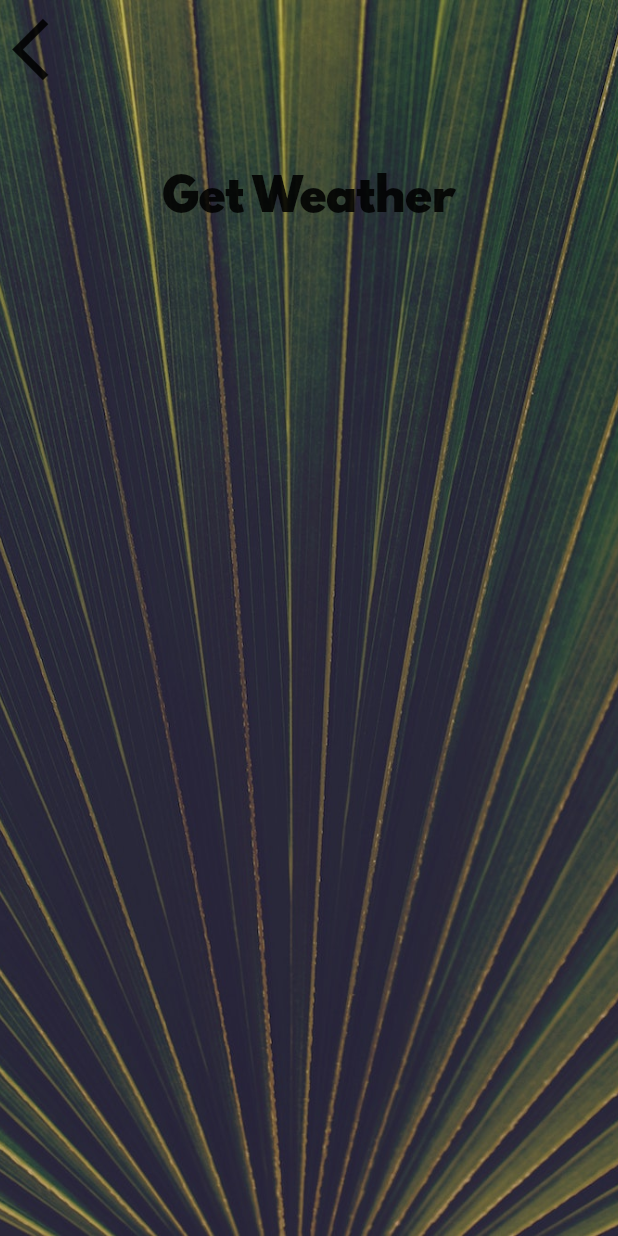
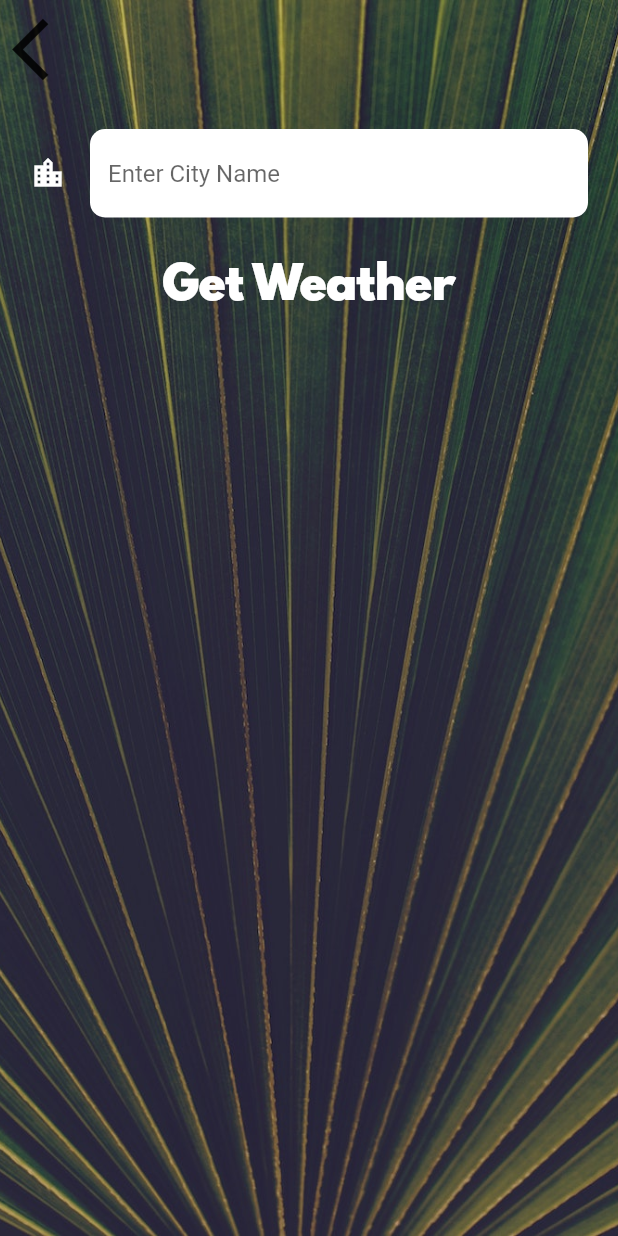
Before and after one commit to a-tiny-developer/weather_app_flutter, a Flutter app: the screen it shows after launch, after a tap on the "location city" icon, on a phone screen of 412 x 824 dp. Run offline on Flutter 3.47's test engine with Material 2 defaults, Android fonts, the phone set to English and light mode, and no system bars; our stand-ins replace flutter_spinkit, geolocator; network calls fail; statements that could not run were skipped.

Commit message:
getCityWeather and finished city_screen

```diff
--- a/lib/screens/city_screen.dart
+++ b/lib/screens/city_screen.dart
@@ -1,3 +1,4 @@
+import 'package:clima_flutter/services/location.dart';
 import 'package:clima_flutter/theme/app_theme.dart';
 import 'package:flutter/material.dart';
 
@@ -9,6 +10,7 @@ class CityScreen extends StatefulWidget {
 }
 
 class _CityScreenState extends State<CityScreen> {
+  var city = '';
   @override
   Widget build(BuildContext context) {
     return Scaffold(
@@ -35,10 +37,21 @@ class _CityScreenState extends State<CityScreen> {
               ),
               Container(
                 padding: const EdgeInsets.all(20),
-                child: null,
+                child: TextField(
+                  decoration: const InputDecoration(
+                    icon: Icon(Icons.location_city),
+                    hintText: 'Enter City Name',
+                  ),
+                  onChanged: (value) {
+                    city = value;
+                  },
+                ),
               ),
               GestureDetector(
-                onTap: () {},
+                onTap: () {
+                  Navigator.pop(context);
+                  Location.updateCurrentWeather(city);
+                },
                 child: const Text(
                   'Get Weather',
                   style: AppTheme.buttonTextStyle,
--- a/lib/screens/location_screen.dart
+++ b/lib/screens/location_screen.dart
@@ -106,7 +106,7 @@ class _LocationScreenState extends State<LocationScreen> {
                         Padding(
                           padding: const EdgeInsets.only(right: 15),
                           child: Text(
-                            "$weatherMessage. $city",
+                            "$weatherMessage.\n$city",
                             textAlign: TextAlign.right,
                             style: AppTheme.messageTextStyle,
                           ),
--- a/lib/services/location.dart
+++ b/lib/services/location.dart
@@ -1,5 +1,4 @@
 import 'dart:async';
-import 'dart:io';
 
 import 'package:geolocator/geolocator.dart';
 import 'package:clima_flutter/services/services.dart';
@@ -11,7 +10,7 @@ class Location {
 
   static final currentWeatherController =
       StreamController<CurrentWeather?>.broadcast();
-  static final currentWeatherSream = currentWeatherController.stream;
+  static final currentWeatherSgream = currentWeatherController.stream;
 
   static Future<Position> _getCurrentPosition() async {
     final Position position = await Geolocator.getCurrentPosition(
@@ -21,7 +20,7 @@ class Location {
   }
 
   static Future<CurrentWeather> getCurrentWeather() async {
-    final pos = await _getCurrentPosition();
+    final Position pos = await _getCurrentPosition();
     final url = Uri.https(_baseURl, "data/2.5/weather", {
       'lat': pos.latitude.toString(),
       'lon': pos.longitude.toString(),
@@ -32,17 +31,29 @@ class Location {
     return CurrentWeather.fromJson(response.body);
   }
 
-  static Future<void> updateCurrentWeather() async {
+  static Future<CurrentWeather> getCityWeather(String city) async {
+    final url = Uri.https(_baseURl, "data/2.5/weather", {
+      'q': city,
+      'appid': _apiKey,
+      'units': 'metric',
+    });
+    final response = await http.get(url);
+    return CurrentWeather.fromJson(response.body);
+  }
+
+  static Future<void> updateCurrentWeather([String? city]) async {
     currentWeatherController.addError(StreamBuilderProgress());
 
     try {
-      currentWeatherController.add(await getCurrentWeather());
+      city == null
+          ? currentWeatherController.add(await getCurrentWeather())
+          : currentWeatherController.add(await getCityWeather(city));
     } catch (_) {
-      currentWeatherController.addError(ResponseError);
+      currentWeatherController.addError(HttpError);
     }
   }
 }
 
 class StreamBuilderProgress extends Error {}
 
-class ResponseError extends Error {}
+class HttpError extends Error {}
--- a/lib/theme/app_theme.dart
+++ b/lib/theme/app_theme.dart
@@ -5,7 +5,7 @@ class AppTheme {
 
   static const tempTextStyle = TextStyle(
     fontFamily: 'Spartan MB',
-    fontSize: 85.0,
+    fontSize: 82.0,
   );
 
   static const messageTextStyle = TextStyle(
@@ -16,10 +16,22 @@ class AppTheme {
   static const buttonTextStyle = TextStyle(
     fontSize: 30.0,
     fontFamily: 'Spartan MB',
+    color: Colors.white,
   );
 
   static final ThemeData lighTheme = ThemeData.light().copyWith(
     primaryColor: primary,
+    inputDecorationTheme: const InputDecorationTheme(
+      filled: true,
+      fillColor: Colors.white,
+      iconColor: Colors.white,
+      border: OutlineInputBorder(
+        borderRadius: BorderRadius.all(
+          Radius.circular(10),
+        ),
+        borderSide: BorderSide.none,
+      ),
+    ),
     // textTheme: lightTextTheme,
   );
 
```
